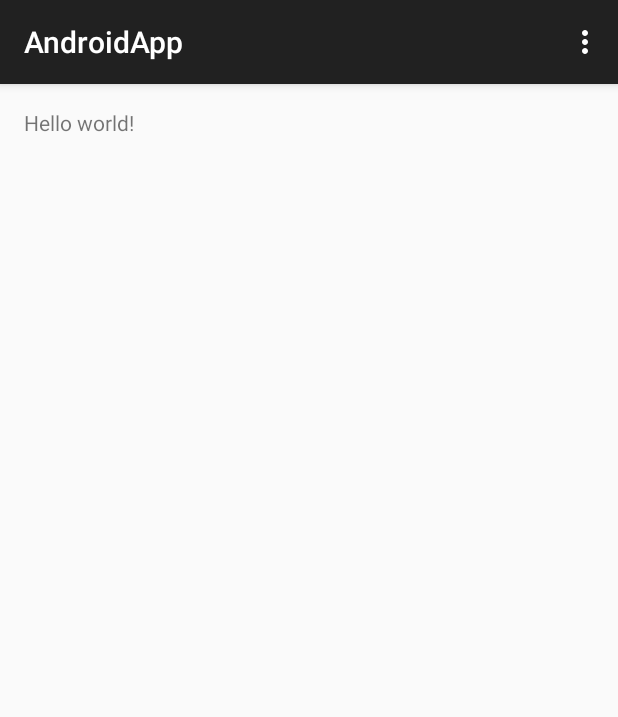
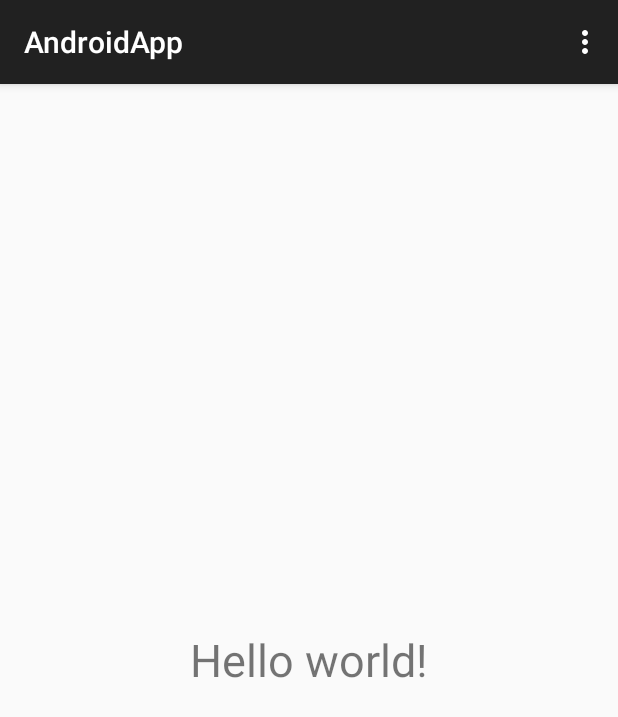
Before and after one commit to FirstBuild/FirstBuild-Mobile-Android-Old, an Android app: the screen it shows after launch (MainActivity), on a phone screen of 412 x 824 dp. Shown: the top 717 px of the screen. Run offline under Robolectric (Android 15) with nearby library versions, the phone set to English and light mode, and no system bars.

Commit message:
First Android App

```diff
--- a/app/src/main/res/layout/activity_main.xml
+++ b/app/src/main/res/layout/activity_main.xml
@@ -3,9 +3,12 @@
     android:layout_height="match_parent" android:paddingLeft="@dimen/activity_horizontal_margin"
     android:paddingRight="@dimen/activity_horizontal_margin"
     android:paddingTop="@dimen/activity_vertical_margin"
-    android:paddingBottom="@dimen/activity_vertical_margin" tools:context=".MainActivity">
+    android:paddingBottom="@dimen/activity_vertical_margin" tools:context=".MainActivity"
+    android:gravity="center">
 
     <TextView android:text="@string/hello_world" android:layout_width="wrap_content"
-        android:layout_height="wrap_content" />
+        android:layout_height="wrap_content"
+        android:textSize="30sp"
+        android:id="@+id/first_build_text" />
 
 </RelativeLayout>
```
